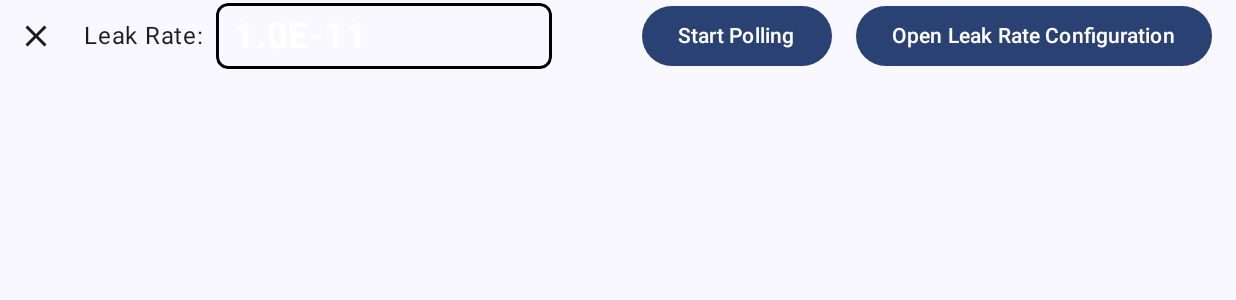
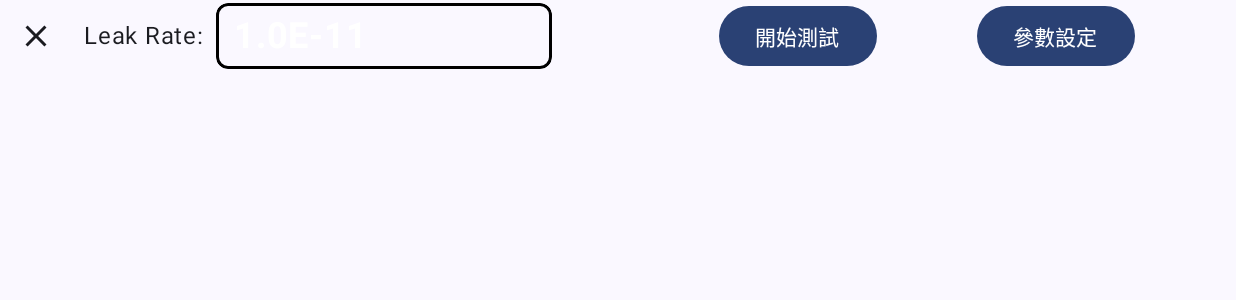
Before and after one commit to DarrenChiang/BluetoothSensorApp, an Android app built with Jetpack Compose: the composable ButtonControls shown on its own in the app's theme, on a phone screen of 824 x 412 dp (held sideways). Shown: the top 300 px of the screen. Run offline under Robolectric (Android 15) with nearby library versions, the light colour scheme and no system bars; our stand-ins replace Dagger/Hilt's generated code; libraries missing offline, so code that uses them is left out: com.github.mikephil.charting; 1 statement that could not run was skipped.

Commit message:
Translate some buttons to Chinese

```diff
--- a/app/src/main/java/com/aqst/bluetoothsensorapp/presentation/components/ButtonControls.kt
+++ b/app/src/main/java/com/aqst/bluetoothsensorapp/presentation/components/ButtonControls.kt
@@ -101,10 +101,10 @@ fun ButtonControls(
             verticalAlignment = Alignment.CenterVertically
         ) {
             Button(onClick = if (isPolling) onStopPolling else onStartPolling) {
-                Text(text = if (isPolling) "Stop Polling" else "Start Polling")
+                Text(text = if (isPolling) "結束測試" else "開始測試")
             }
             Button(onClick = onOpenLeakRateConfiguration) {
-                Text(text = "Open Leak Rate Configuration")
+                Text(text = "參數設定")
             }
         }
 
```
